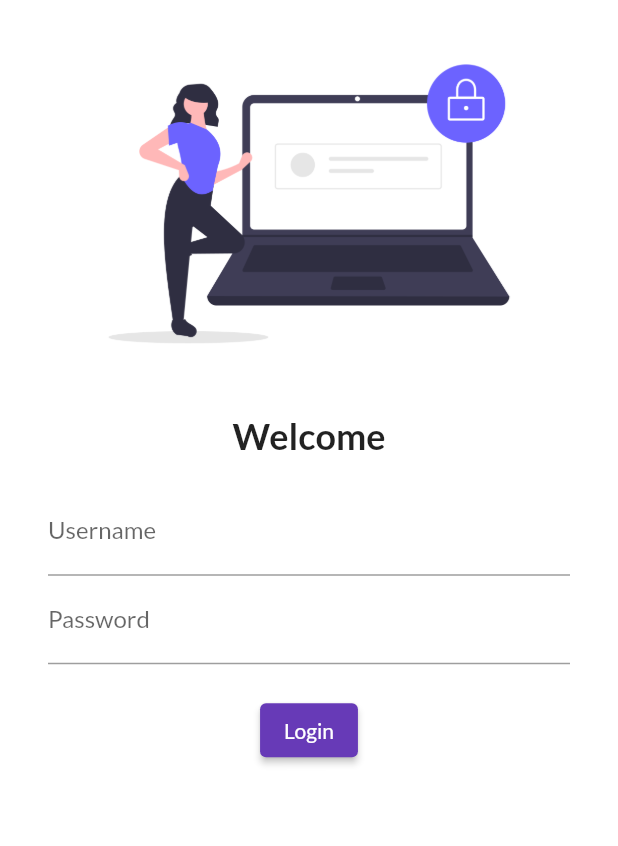
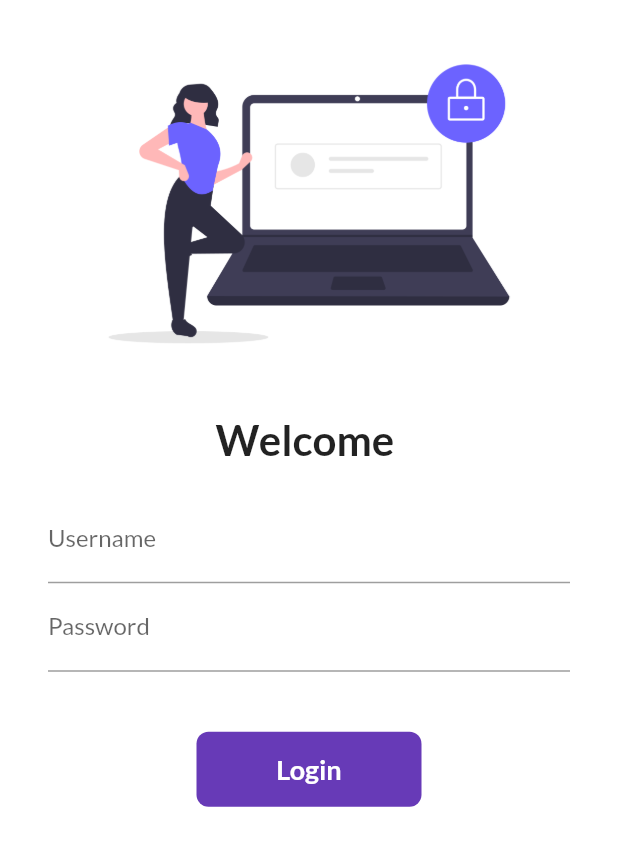
Before and after one commit to MohsinP07/30DaysOfFlutter, a Flutter app: the screen it shows after launch, on a phone screen of 412 x 824 dp. Shown: the top 846 px of the screen. Run offline on Flutter 3.47's test engine with Material 2 defaults, Android fonts, the phone set to English and light mode, and no system bars; our stand-ins replace google_fonts.

Commit message:
day 6 completed

```diff
--- a/lib/main.dart
+++ b/lib/main.dart
@@ -1,6 +1,7 @@
 import 'package:flutter/material.dart';
 import 'package:flutter_demo/pages/home_page.dart';
 import 'package:flutter_demo/pages/login_page.dart';
+import 'package:flutter_demo/utils/routes.dart';
 import 'package:google_fonts/google_fonts.dart';
 
 void main() {
@@ -14,14 +15,16 @@ class MyApp extends StatelessWidget {
   Widget build(BuildContext context) {
     return MaterialApp(
       themeMode: ThemeMode.light,
-      theme: ThemeData(primarySwatch: Colors.deepPurple, fontFamily: GoogleFonts.lato().fontFamily),
+      theme: ThemeData(
+          primarySwatch: Colors.deepPurple,
+          fontFamily: GoogleFonts.lato().fontFamily),
       darkTheme: ThemeData(
         brightness: Brightness.dark,
       ),
       routes: {
         "/": (context) => LoginPage(),
-        "/home": (context) => HomePage(),
-        "/login": (context) => LoginPage()
+        MyRoutes.homeRoute: (context) => HomePage(),
+        MyRoutes.loginRoute: (context) => LoginPage()
       },
     );
   }
--- a/lib/pages/login_page.dart
+++ b/lib/pages/login_page.dart
@@ -3,7 +3,17 @@ import 'dart:ui';
 
 import 'package:flutter/material.dart';
 
-class LoginPage extends StatelessWidget {
+import '../utils/routes.dart';
+
+class LoginPage extends StatefulWidget {
+  @override
+  State<LoginPage> createState() => _LoginPageState();
+}
+
+class _LoginPageState extends State<LoginPage> {
+  String name = "";
+  bool changeButton = false;
+
   @override
   Widget build(BuildContext context) {
     return Material(
@@ -17,17 +27,22 @@ class LoginPage extends StatelessWidget {
                 height: 20.0,
               ),
               Text(
-                "Welcome",
-                style: TextStyle(fontSize: 24, fontWeight: FontWeight.bold),
+                "Welcome $name",
+                style: TextStyle(fontSize: 28, fontWeight: FontWeight.bold),
               ),
               SizedBox(
                 height: 20.0,
               ),
-              Column(
+              SingleChildScrollView(
+                child: Column(
                   children: [
                     TextFormField(
                       decoration: InputDecoration(
                           hintText: "Enter Username", labelText: "Username"),
+                      onChanged: (value) {
+                        name = value;
+                        setState(() {});
+                      },
                     ),
                     TextFormField(
                       obscureText: true,
@@ -35,16 +50,48 @@ class LoginPage extends StatelessWidget {
                           hintText: "Enter Password", labelText: "Password"),
                     ),
                     SizedBox(
-                    height: 20.0,
+                      height: 40.0,
                     ),
-                  ElevatedButton(
-                    onPressed: () {
-                      print("Hello World");
+                    InkWell(
+                      onTap: () async {
+                        setState(() {
+                          changeButton = true;
+                        });
+                        await Future.delayed(Duration(seconds: 1));
+                        Navigator.pushNamed(context, MyRoutes.homeRoute);
                       },
-                    child: Text("Login"),
-                    style: TextButton.styleFrom(),
+                      child: AnimatedContainer(
+                        duration: Duration(seconds: 1),
+                        width: changeButton ? 50 : 150,
+                        height: 50,
+                        alignment: Alignment.center,
+                        child: changeButton
+                            ? Icon(
+                                Icons.done,
+                                color: Colors.white,
                               )
+                            : Text(
+                                "Login",
+                                style: TextStyle(
+                                    color: Colors.white,
+                                    fontWeight: FontWeight.bold,
+                                    fontSize: 18),
+                              ),
+                        decoration: BoxDecoration(
+                            color: Colors.deepPurple,
+                            borderRadius:
+                                BorderRadius.circular(changeButton ? 50 : 8)),
+                      ),
+                    ),
+                    // ElevatedButton(
+                    //   onPressed: () {
+                    //     Navigator.pushNamed(context, MyRoutes.homeRoute);
+                    //   },
+                    //   child: Text("Login"),
+                    //   style: TextButton.styleFrom(minimumSize: Size(150, 40)),
+                    // )
                   ],
+                ),
               )
             ],
           ),
--- /dev/null
+++ b/lib/utils/routes.dart
@@ -0,0 +1,4 @@
+class MyRoutes {
+  static String loginRoute = "/login";
+  static String homeRoute = "/home";
+}
```
Lines whose indentation alone changed are shown as unchanged.
